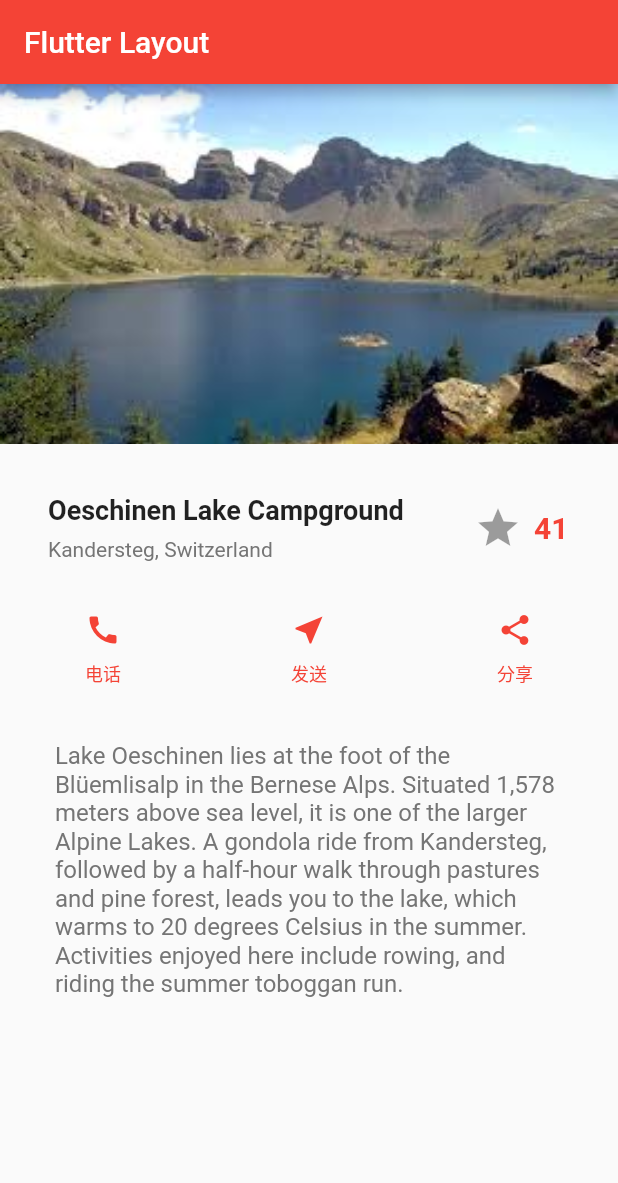
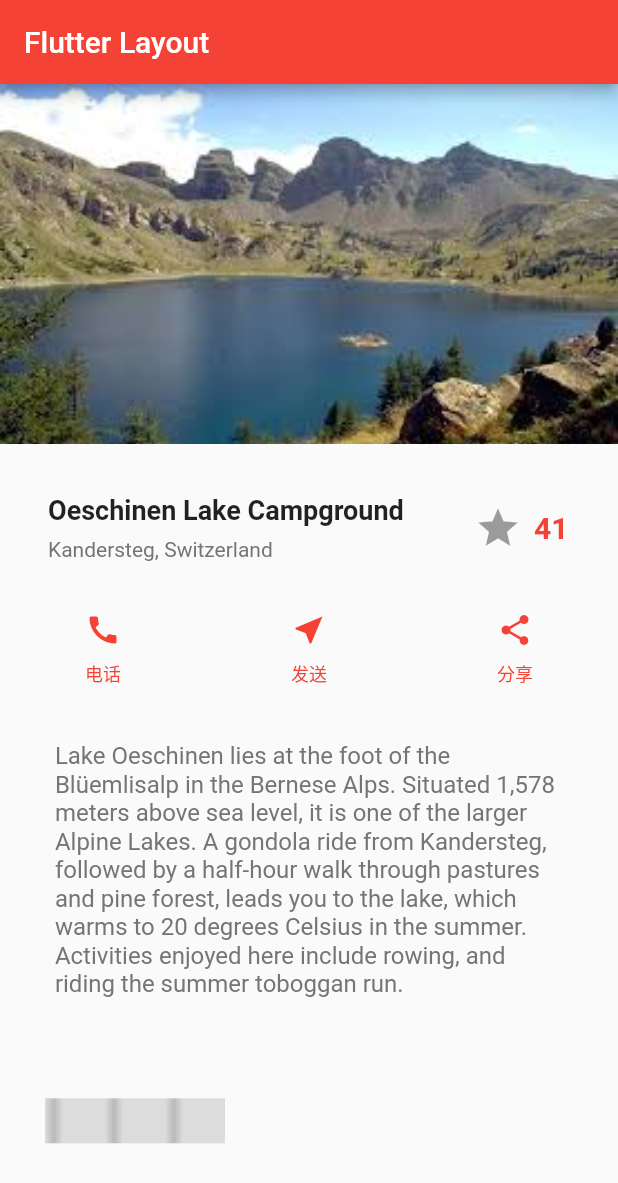
Before and after one commit to rldt/tmachine, a Flutter app: the screen it shows after launch, on a phone screen of 412 x 824 dp. Shown: the top 1183 px of the screen. Run offline on Flutter 3.47's test engine with Material 2 defaults, Android fonts, the phone set to English and light mode, and no system bars.

Commit message:
骨架屏设计

```diff
--- a/lib/main.dart
+++ b/lib/main.dart
@@ -1,6 +1,63 @@
 import 'package:flutter/material.dart';
+import 'package:flutter/rendering.dart';
 
-void main() => runApp(App());
+void main() {
+//  debugPaintSizeEnabled = true;
+  runApp(App());
+}
+
+class Skeleton extends StatefulWidget {
+  final double height;
+  final double width;
+
+  Skeleton({Key key, this.height = 20, this.width = 200}) : super(key: key);
+
+  createState() => SkeletonState();
+}
+
+class SkeletonState extends State<Skeleton>
+    with SingleTickerProviderStateMixin {
+  AnimationController _controller;
+
+  Animation gradientPosition;
+
+  @override
+  void initState() {
+    super.initState();
+    _controller = AnimationController(
+        duration: Duration(milliseconds: 1500), vsync: this);
+
+    gradientPosition = Tween<double>(
+      begin: -3,
+      end: 10,
+    ).animate(
+      CurvedAnimation(parent: _controller, curve: Curves.linear),
+    )..addListener(() {
+        setState(() {});
+      });
+
+    _controller.repeat();
+  }
+
+  @override
+  void dispose() {
+    super.dispose();
+    _controller.dispose();
+  }
+
+  @override
+  Widget build(BuildContext context) {
+    return Container(
+      width: widget.width,
+      height: widget.height,
+      decoration: BoxDecoration(
+          gradient: LinearGradient(
+              begin: Alignment(gradientPosition.value, 0),
+              end: Alignment(-1, 0),
+              colors: [Colors.black12, Colors.black26, Colors.black12])),
+    );
+  }
+}
 
 class App extends StatelessWidget {
   @override
@@ -57,17 +114,20 @@ class App extends StatelessWidget {
                         child: IconButton(
                           icon: Icon(Icons.star),
                           iconSize: 32.0,
-                        color:Colors.red,
+                          color: Colors.red,
                         ),
                       ),
                       SizedBox(
                         width: 24,
                         child: Container(
-                        child: Text('41',style: TextStyle(
+                          child: Text(
+                            '41',
+                            style: TextStyle(
                               fontSize: 20.0,
                               fontWeight: FontWeight.bold,
                               color: Colors.red,
-                        ),),
+                            ),
+                          ),
                         ),
                       ),
                     ],
@@ -146,10 +206,26 @@ class App extends StatelessWidget {
                 'lake, which warms to 20 degrees Celsius in the summer. Activities '
                 'enjoyed here include rowing, and riding the summer toboggan run.',
                 softWrap: true,
-                style: TextStyle(
-                  fontSize: 16.0,
-                  color: Colors.grey[600]
+                style: TextStyle(fontSize: 16.0, color: Colors.grey[600]),
               ),
+            ),
+            Container(
+              padding: EdgeInsets.all(30.0),
+              child: Row(
+                children: <Widget>[
+                  Skeleton(
+                    height: 30.0,
+                    width: 40.0,
+                  ),
+                  Skeleton(
+                    height: 30.0,
+                    width: 40.0,
+                  ),
+                  Skeleton(
+                    height: 30.0,
+                    width: 40.0,
+                  ),
+                ],
               ),
             )
           ],
--- /dev/null
+++ b/lib/main/skeleton.dart
@@ -0,0 +1,57 @@
+import 'package:flutter/material.dart';
+
+class Skeleton extends StatefulWidget {
+  final double height;
+  final double width;
+
+  Skeleton({Key key, this.height = 20, this.width = 200 }) : super(key: key);
+
+  createState() => SkeletonState();
+}
+
+class SkeletonState extends State<Skeleton> with SingleTickerProviderStateMixin {
+  AnimationController _controller;
+
+  Animation gradientPosition;
+
+  @override
+  void initState() {
+    super.initState();
+    _controller = AnimationController(duration: Duration(milliseconds: 1500), vsync: this);
+
+    gradientPosition = Tween<double>(
+      begin: -3,
+      end: 10,
+    ).animate(
+      CurvedAnimation(
+          parent: _controller,
+          curve: Curves.linear
+      ),
+    )..addListener(() {
+      setState(() {});
+    });
+
+    _controller.repeat();
+  }
+
+  @override
+  void dispose() {
+    super.dispose();
+    _controller.dispose();
+  }
+
+  @override
+  Widget build(BuildContext context) {
+    return Container(
+      width:  widget.width,
+      height: widget.height,
+      decoration: BoxDecoration(
+          gradient: LinearGradient(
+              begin: Alignment(gradientPosition.value, 0),
+              end: Alignment(-1, 0),
+              colors: [Colors.black12, Colors.black26, Colors.black12]
+          )
+      ),
+    );
+  }
+}
```
Lines whose indentation alone changed are shown as unchanged.
